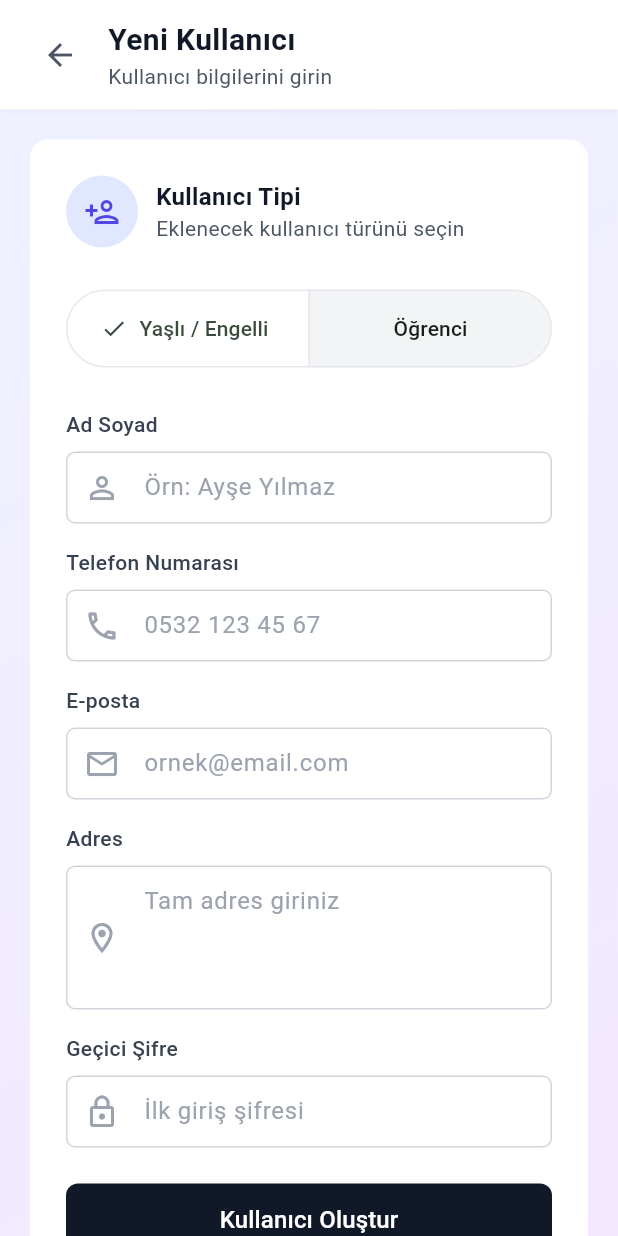
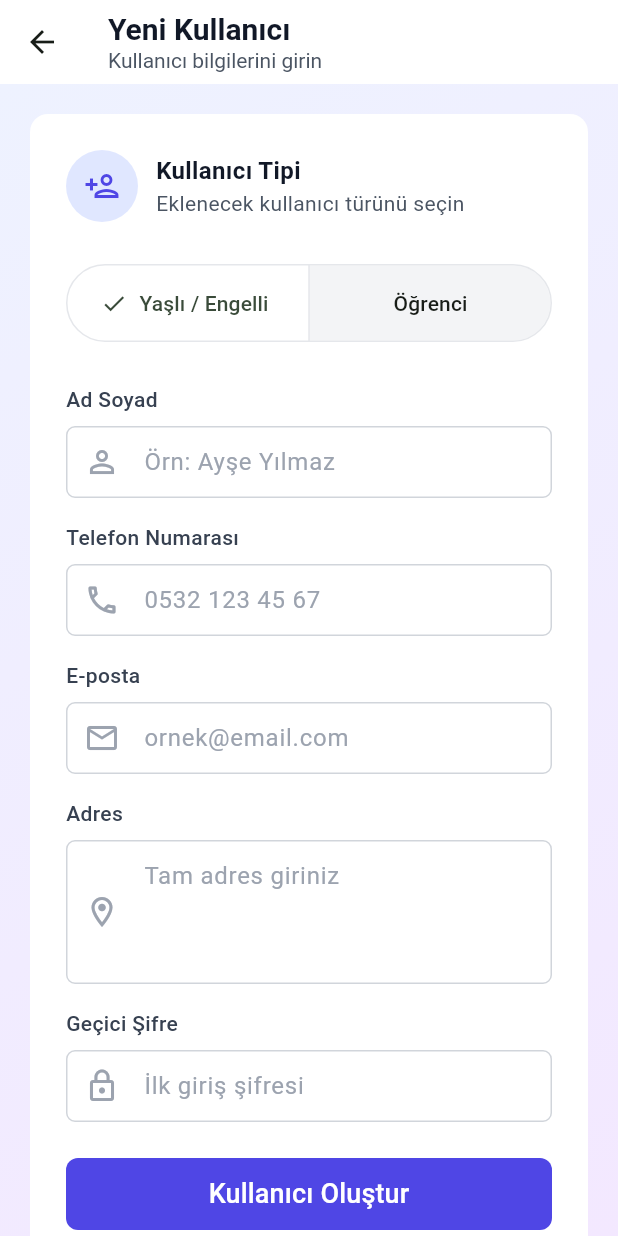
Before and after one commit to beratssert/genc-el, a Flutter app: the InstitutionDashboardScreen screen opened directly, after a tap on "Yeni Kullanıcı Ekle", on a phone screen of 412 x 824 dp. Run offline on Flutter 3.47's test engine with Material 3 defaults, Android fonts, the phone set to English and light mode, and no system bars.

Commit message:
chore: updated UI details and refactored text fields

```diff
--- a/frontend/lib/main.dart
+++ b/frontend/lib/main.dart
@@ -1,8 +1,6 @@
 import 'package:flutter/material.dart';
-import 'package:tdp_frontend/screens/auth/login_screen.dart';
 import 'package:tdp_frontend/screens/elderly/elderly_home_screen.dart';
-import 'package:tdp_frontend/screens/institution_dashboard_screen.dart';
-import 'package:tdp_frontend/screens/institution_login_screen.dart';
+import 'package:tdp_frontend/screens/institution/institution_dashboard_screen.dart';
 import 'core/models/task_model.dart';
 
 void main() {
@@ -119,7 +117,7 @@ class MyApp extends StatelessWidget {
         useMaterial3: true,
         fontFamily: 'Roboto',
       ),
-      home: InstitutionDashboardScreen(),
+      home: ElderlyHomeScreen(completedTasks: _demoCompletedTasks),
     );
   }
 }
--- a/frontend/lib/screens/institution_login_screen.dart
+++ b/frontend/lib/screens/auth/institution_login_screen.dart
@@ -1,6 +1,6 @@
 import 'package:flutter/material.dart';
-import '../widgets/custom_text_field.dart';
-import 'institution_dashboard_screen.dart';
+import '../../widgets/custom_text_field.dart';
+import '../institution/institution_dashboard_screen.dart';
 
 class InstitutionLoginScreen extends StatefulWidget {
   const InstitutionLoginScreen({super.key});
--- a/frontend/lib/screens/create_user_screen.dart
+++ b/frontend/lib/screens/institution/create_user_screen.dart
@@ -1,5 +1,5 @@
 import 'package:flutter/material.dart';
-import '../widgets/custom_text_field.dart';
+import '../../widgets/custom_text_field.dart';
 
 enum UserType { elderly, student }
 
@@ -46,50 +46,10 @@ class _CreateUserScreenState extends State<CreateUserScreen> {
   @override
   Widget build(BuildContext context) {
     return Scaffold(
-      body: Container(
-        decoration: const BoxDecoration(
-          gradient: LinearGradient(
-            begin: Alignment.topLeft,
-            end: Alignment.bottomRight,
-            colors: [
-              Color(0xFFEEF2FF), // indigo-50
-              Color(0xFFF3E8FF), // purple-100
-            ],
-          ),
-        ),
-        child: SafeArea(
-          child: Column(
-            children: [
-              // Header
-              Container(
-                padding: const EdgeInsets.symmetric(
-                  horizontal: 16,
-                  vertical: 12,
-                ),
-                width: double.infinity,
-                // shadow-sm effect
-                decoration: BoxDecoration(
-                  color: Colors.white,
-                  boxShadow: [
-                    BoxShadow(
-                      color: Colors.black.withOpacity(0.05),
-                      blurRadius: 2,
-                      offset: const Offset(0, 1),
-                    ),
-                  ],
-                ),
-                child: Center(
-                  child: ConstrainedBox(
-                    constraints: const BoxConstraints(maxWidth: 448),
-                    child: Row(
+      appBar: AppBar(
+        title: Row(
           mainAxisAlignment: MainAxisAlignment.start,
           children: [
-                        IconButton(
-                          icon: const Icon(Icons.arrow_back),
-                          onPressed: () => Navigator.pop(context),
-                          color: const Color(0xFF4B5563),
-                        ),
-                        const SizedBox(width: 8),
             const Expanded(
               child: Column(
                 crossAxisAlignment: CrossAxisAlignment.start,
@@ -104,20 +64,30 @@ class _CreateUserScreenState extends State<CreateUserScreen> {
                   ),
                   Text(
                     'Kullanıcı bilgilerini girin',
-                                style: TextStyle(
-                                  fontSize: 14,
-                                  color: Color(0xFF4B5563),
-                                ),
+                    style: TextStyle(fontSize: 14, color: Color(0xFF4B5563)),
                   ),
                 ],
               ),
             ),
           ],
         ),
+        backgroundColor: Colors.white,
+        elevation: 0,
+      ),
+      body: SafeArea(
+        child: Container(
+          decoration: const BoxDecoration(
+            gradient: LinearGradient(
+              begin: Alignment.topLeft,
+              end: Alignment.bottomRight,
+              colors: [
+                Color(0xFFEEF2FF), // indigo-50
+                Color(0xFFF3E8FF), // purple-100
+              ],
             ),
           ),
-              ),
-
+          child: Column(
+            children: [
               // Main Content
               Expanded(
                 child: SingleChildScrollView(
@@ -286,7 +256,7 @@ class _CreateUserScreenState extends State<CreateUserScreen> {
                                         onPressed: _handleSubmit,
                                         style: ElevatedButton.styleFrom(
                                           backgroundColor: const Color(
-                                            0xFF111827,
+                                            0xFF4F46E5,
                                           ), // gray-900
                                           foregroundColor: Colors.white,
                                           shape: RoundedRectangleBorder(
@@ -299,7 +269,7 @@ class _CreateUserScreenState extends State<CreateUserScreen> {
                                         child: const Text(
                                           'Kullanıcı Oluştur',
                                           style: TextStyle(
-                                            fontSize: 16,
+                                            fontSize: 18,
                                             fontWeight: FontWeight.w500,
                                           ),
                                         ),
--- a/frontend/lib/screens/institution_dashboard_screen.dart
+++ b/frontend/lib/screens/institution/institution_dashboard_screen.dart
@@ -16,35 +16,8 @@ class InstitutionDashboardScreen extends StatelessWidget {
   @override
   Widget build(BuildContext context) {
     return Scaffold(
-      // Gradient background: from-indigo-50 to-purple-100
-      body: Container(
-        decoration: const BoxDecoration(
-          gradient: LinearGradient(
-            begin: Alignment.topLeft,
-            end: Alignment.bottomRight,
-            colors: [
-              Color(0xFFEEF2FF), // indigo-50
-              Color(0xFFF3E8FF), // purple-100
-            ],
-          ),
-        ),
-        child: SafeArea(
-          child: Column(
-            children: [
-              // Header
-              Container(
-                color: Colors.white,
-                padding: const EdgeInsets.symmetric(
-                  horizontal: 16,
-                  vertical: 16,
-                ),
-                width: double.infinity,
-                child: Center(
-                  child: ConstrainedBox(
-                    constraints: const BoxConstraints(
-                      maxWidth: 448,
-                    ), // max-w-md
-                    child: const Row(
+      appBar: AppBar(
+        title: const Row(
           mainAxisAlignment: MainAxisAlignment.spaceBetween,
           children: [
             Column(
@@ -69,10 +42,25 @@ class InstitutionDashboardScreen extends StatelessWidget {
             ),
           ],
         ),
+        backgroundColor: Colors.white,
+        foregroundColor: Colors.black,
+        elevation: 0,
+      ),
+      // Gradient background: from-indigo-50 to-purple-100
+      body: Center(
+        child: Container(
+          decoration: const BoxDecoration(
+            gradient: LinearGradient(
+              begin: Alignment.topLeft,
+              end: Alignment.bottomRight,
+              colors: [
+                Color(0xFFEEF2FF), // indigo-50
+                Color(0xFFF3E8FF), // purple-100
+              ],
             ),
           ),
-              ),
-
+          child: Column(
+            children: [
               // Main Content
               Expanded(
                 child: SingleChildScrollView(
--- a/frontend/lib/widgets/order/category_card.dart
+++ b/frontend/lib/widgets/order/category_card.dart
@@ -43,7 +43,7 @@ class CategoryCard extends StatelessWidget {
               child: Column(
                 mainAxisSize: MainAxisSize.min,
                 children: [
-                  Text(category.emoji, style: const TextStyle(fontSize: 32)),
+                  Text(category.emoji, style: const TextStyle(fontSize: 48)),
                   const SizedBox(height: 6),
                   Padding(
                     padding: const EdgeInsets.symmetric(horizontal: 6),
@@ -53,7 +53,7 @@ class CategoryCard extends StatelessWidget {
                       maxLines: 2,
                       overflow: TextOverflow.ellipsis,
                       style: const TextStyle(
-                        fontSize: 12,
+                        fontSize: 14,
                         fontWeight: FontWeight.w600,
                         color: Color(0xFF374151),
                       ),
```
Also changed, not shown: frontend/lib/screens/institution/user_list_screen.dart (renamed from frontend/lib/screens/user_list_screen.dart, +22 -67 lines), frontend/lib/screens/order/order_summary_screen.dart (+6 -5 lines). Lines whose indentation alone changed are shown as unchanged.
